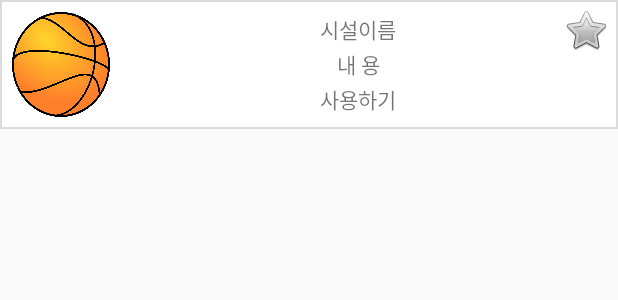
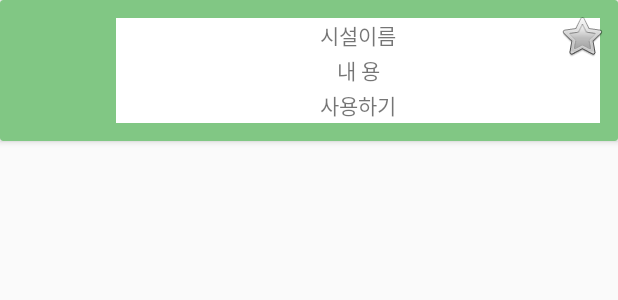
Before and after one commit to LeeJunyeol/SportFacilitiesReservationApplication, an Android app: the layout card_view_sport_facility_item.xml on its own in the app's theme, with its tools: preview values and no code run, on a phone screen of 412 x 824 dp. Shown: the top 300 px of the screen. Run offline under Robolectric (Android 15) with nearby library versions, the phone set to English and light mode, and no system bars.

Commit message:
Tab1에 CardView를 이용한 RecylerView 추가(체육시설 목록 띄우기)

```diff
--- a/app/build.gradle
+++ b/app/build.gradle
@@ -26,6 +26,8 @@ dependencies {
     })
     compile 'com.android.support:appcompat-v7:25.3.1'
     compile 'com.android.support.constraint:constraint-layout:1.0.2'
+    compile 'com.android.support:recyclerview-v7:25.3.1'
+    compile 'com.android.support:cardview-v7:25.3.1'
     compile 'com.android.support:design:25.3.1'
     compile 'com.android.support:gridlayout-v7:25.3.1'
     compile 'com.android.support:support-v4:25.3.1'
--- a/app/src/main/res/layout/activity_main.xml
+++ b/app/src/main/res/layout/activity_main.xml
@@ -54,6 +54,4 @@
         app:layout_constraintRight_toRightOf="parent"
         app:layout_constraintTop_toBottomOf="@+id/appBarLayout" />
 
-
-
 </android.support.constraint.ConstraintLayout>
--- a/app/src/main/res/layout/custom_sport_facility_item.xml
+++ b/app/src/main/res/layout/card_view_sport_facility_item.xml
@@ -1,15 +1,16 @@
 <?xml version="1.0" encoding="utf-8"?>
-<android.support.constraint.ConstraintLayout xmlns:android="http://schemas.android.com/apk/res/android"
-xmlns:app="http://schemas.android.com/apk/res-auto"
-xmlns:tools="http://schemas.android.com/tools"
-android:orientation="vertical"
-android:layout_width="match_parent"
-android:layout_height="wrap_content"
-android:background="@drawable/list_bg_white">
-
+<android.support.v7.widget.CardView xmlns:android="http://schemas.android.com/apk/res/android"
+    xmlns:card_view="http://schemas.android.com/apk/res-auto"
+    android:layout_width="match_parent"
+    android:layout_height="wrap_content"
+    android:id="@+id/card_view_sport_fac"
+    android:background="@drawable/list_bg_white"
+    card_view:cardBackgroundColor="#81C784"
+    card_view:cardElevation="3dp"
+    card_view:contentPadding="4dp">
 
     <LinearLayout
-        android:layout_width="0dp"
+        android:layout_width="match_parent"
         android:layout_height="wrap_content"
         android:layout_marginBottom="8dp"
         android:layout_marginEnd="8dp"
@@ -17,21 +18,16 @@ android:background="@drawable/list_bg_white">
         android:layout_marginRight="8dp"
         android:layout_marginStart="8dp"
         android:layout_marginTop="8dp"
-        android:orientation="horizontal"
-        app:layout_constraintBottom_toBottomOf="parent"
-        app:layout_constraintLeft_toLeftOf="parent"
-        app:layout_constraintRight_toRightOf="parent"
-        app:layout_constraintTop_toTopOf="parent">
+        android:orientation="horizontal">
 
         <ImageView
             android:id="@+id/iv_fac_list_img"
             android:layout_width="130dp"
             android:layout_height="70dp"
             android:layout_weight="1"
-            android:background="@drawable/ic_basketball"
+            android:contentDescription="체육시설 사진"
             android:minHeight="100dp"
-            android:minWidth="100dp"
-            android:contentDescription="체육시설 사진"/>
+            android:minWidth="100dp" />
 
         <LinearLayout
             android:layout_width="match_parent"
@@ -79,14 +75,9 @@ android:background="@drawable/list_bg_white">
         android:layout_marginRight="4dp"
         android:layout_marginTop="4dp"
         android:layout_weight="1"
-        app:layout_constraintBottom_toBottomOf="parent"
-        app:layout_constraintHorizontal_bias="0.997"
-        app:layout_constraintLeft_toLeftOf="parent"
-        app:layout_constraintRight_toRightOf="parent"
-        app:layout_constraintTop_toTopOf="parent"
-        app:layout_constraintVertical_bias="0.0"
-        app:srcCompat="@android:drawable/btn_star_big_off"
+        android:layout_gravity="right"
+        card_view:srcCompat="@android:drawable/btn_star_big_off"
         android:contentDescription="즐겨찾기 버튼 이미지"/>
 
 
-</android.support.constraint.ConstraintLayout>
+</android.support.v7.widget.CardView>
```
Also changed, not shown: app/src/main/java/com/project/sportfacilitiesreservationapplication/SportFacRecyclerAdapter.java (added, +59 -0 lines), app/src/main/java/com/project/sportfacilitiesreservationapplication/Tab1SportFacListFragment.java (+16 -4 lines), app/src/main/res/layout/fragment_tab1_sport_fac_list.xml (+4 -3 lines), app/src/main/res/menu/menu_common.xml (added, +17 -0 lines).
